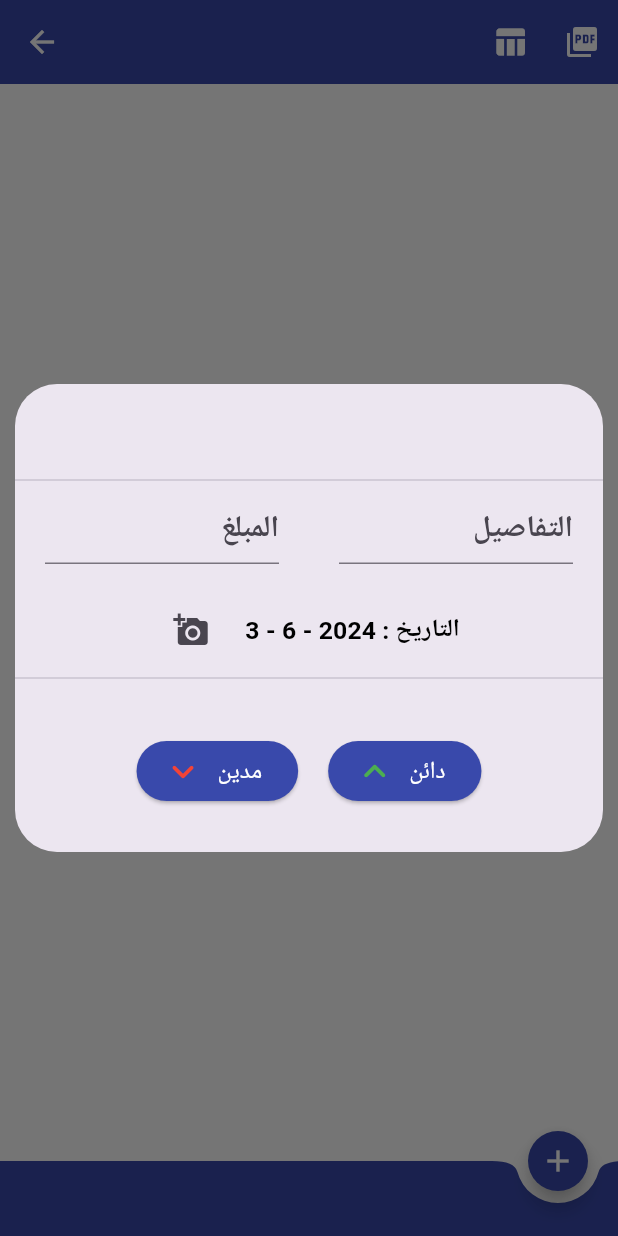
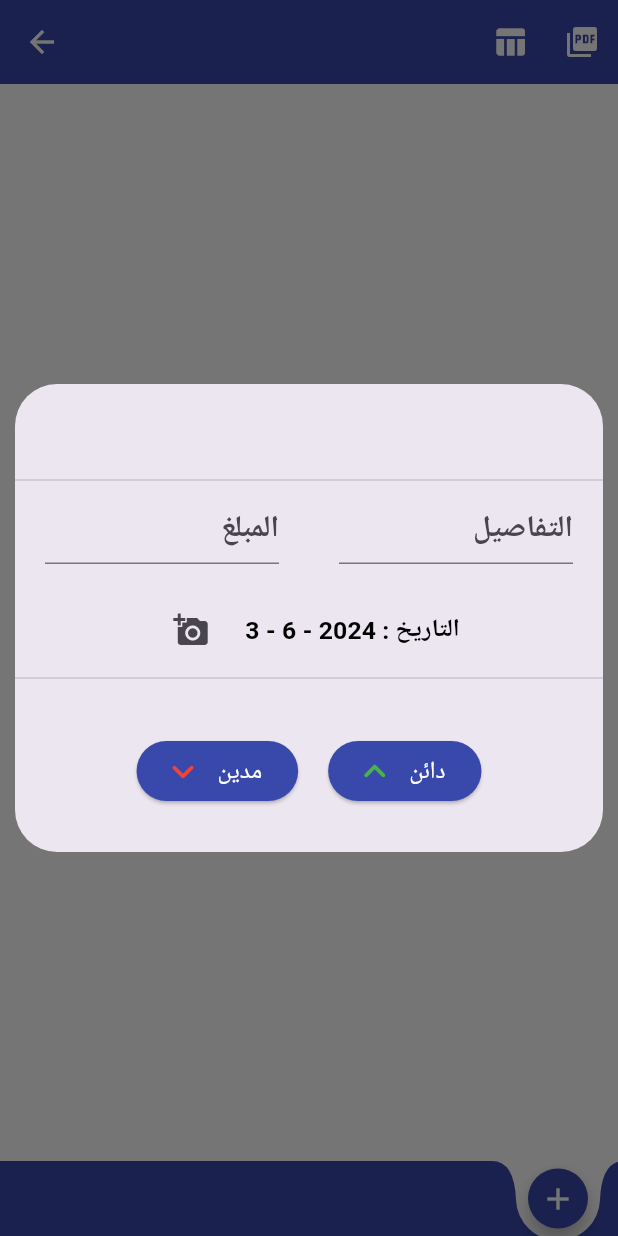
Before and after one commit to zecardoo/moneybalance, a Flutter app: the DisplayRecord screen opened directly with empty values, after a tap on the "add" icon, on a phone screen of 412 x 824 dp. Run offline on Flutter 3.47's test engine with Material 3 defaults, Android fonts, the phone set to English and light mode, and no system bars; our stand-ins replace badges, cloud_firestore, equatable, firebase_core, flutter_bloc, flutter_spinkit and 6 more; missing offline and left inert: syncfusion_flutter_core, syncfusion_flutter_xlsio; accounts and stored records are empty.

Commit message:
fix the code

```diff
--- a/lib/main.dart
+++ b/lib/main.dart
@@ -1,7 +1,7 @@
 import 'package:flutter/material.dart';
 import 'package:flutter_bloc/flutter_bloc.dart';
 import 'package:moneybalance/bloc/record_bloc.dart';
-import 'package:moneybalance/pages/add_record.dart';
+import 'package:moneybalance/pages/new_record.dart';
 import 'package:moneybalance/pages/display_record.dart';
 import 'package:moneybalance/pages/home_page.dart';
 import 'package:firebase_core/firebase_core.dart';
--- a/lib/pages/display_record.dart
+++ b/lib/pages/display_record.dart
@@ -209,7 +209,7 @@
           child: const Icon(Icons.add, color: Colors.white,),
         ),
 
-        floatingActionButtonLocation: FloatingActionButtonLocation.endDocked,
+        floatingActionButtonLocation: FloatingActionButtonLocation.endContained,
 
         // fix why show erros here
 
@@ -221,15 +221,34 @@
         ),
     );
   }
+
+
   // ########################## Data Gride ##########################
   Widget userData(String recordID) {
+
+    double forhim = 0;
+    double onhim = 0;
     return StreamBuilder(
       stream: FirebaseFirestore.instance
           .collection('record')
           .doc(recordID)
-          .collection('balance').orderBy('createdAt', descending: false) // Order by 'createdAt' in descending order
+          .collection('balance').orderBy('createdAt', descending: true) // Order by 'createdAt' in descending order
           .snapshots(),
       builder: (context, snapshot) {
+        final subdata = snapshot.data?.docs.length ?? 0;
+        forhim = 0;
+        onhim = 0;
+        for (int i = 0; i < subdata; i++) {
+          final DocumentSnapshot? doc = snapshot.data?.docs[i];
+          final Map<String, dynamic>? data = doc?.data() as Map<String, dynamic>?;
+          if (data != null) {
+
+            forhim += data['forhim'] ?? 0;
+            onhim += data['onhim'] ?? 0;
+          }
+        }
+
+        // logger.i('--------- $forhim ----------- $onhim ---------');
         if (snapshot.hasError) {
           return Center(
             child: Text('Error: ${snapshot.error}'),
@@ -258,7 +277,7 @@
         //############################################
         _recordDataSource.updateData(snapshot.data!.docs);
         // After updating _recordDataSource with new data
-        _recordDataSource.sortedColumns.add(const SortColumnDetails(name: 'date', sortDirection: DataGridSortDirection.descending));
+        // _recordDataSource.sortedColumns.add(const SortColumnDetails(name: 'date', sortDirection: DataGridSortDirection.descending));
 
         return SfDataGridTheme(
           data: const SfDataGridThemeData(
@@ -270,12 +289,15 @@
           child: SfDataGrid(
             key: key,
             source: _recordDataSource,
+            allowSorting: true,
+            allowPullToRefresh: true,
+            columnWidthMode: ColumnWidthMode.fill,
+            //swip
             allowSwiping: true,
-            swipeMaxOffset: 100.0,
+            swipeMaxOffset: 100,
             endSwipeActionsBuilder: (context, dataGridRow, rowIndex) {
               return GestureDetector(
                 onTap: () {
-                  _recordDataSource.sortedColumns.add(const SortColumnDetails(name: 'date', sortDirection: DataGridSortDirection.ascending));
                   _recordDataSource.deleteRow(rowIndex);
                 },
                 child: Container(
@@ -299,12 +321,42 @@
                 )
               );
             },
-            allowSorting: true,
-            allowPullToRefresh: true,
-            columnWidthMode: ColumnWidthMode.fill,
+            allowTriStateSorting: true,
+            footerFrozenRowsCount: 1,
+            footerHeight: 30,
+            footer: Container(
+              color: Colors.indigo[500],
+              child: Row(
+                mainAxisAlignment: MainAxisAlignment.center,
+                children: [
 
+                  Text(
+                    'مدين: $onhim',
+
+                    style: GoogleFonts.readexPro(textStyle: const TextStyle(
+                      fontSize: 15,
+                      fontWeight: FontWeight.bold,
+                      color: Colors.white,
+                    )),
+                  ),
+
+                  const SizedBox(width: 120),
+
+                  Text(
+                    'دائن: $forhim',
+                    style: GoogleFonts.readexPro(textStyle: const TextStyle(
+                      fontSize: 15,
+                      fontWeight: FontWeight.bold,
+                      color: Colors.white,
+                    )),
+                  ),
+
+
+                ],
+              ),
+
+            ),
             columns: [
-
               GridColumn(
                 sortIconPosition: ColumnHeaderIconPosition.start,
                 columnName: 'amount',
@@ -402,7 +454,7 @@
         final QuerySnapshot querySnapshot = await FirebaseFirestore.instance
             .collection('record')
             .doc(recordID['id'])
-          .collection('balance')
+            .collection('balance').orderBy('createdAt', descending: true)
             .get();
         final List<QueryDocumentSnapshot> documents = querySnapshot.docs;
 
@@ -759,6 +811,4 @@
     );
   }
 
-
-
 }
```
Also changed, not shown: lib/components/data_grid_source.dart (+59 -38 lines), lib/pages/home_page.dart (+20 -11 lines), lib/pages/try_class.dart (added, +10 -0 lines), lib/pages/new_record.dart (renamed from lib/pages/add_record.dart). Lines whose indentation alone changed are shown as unchanged.
